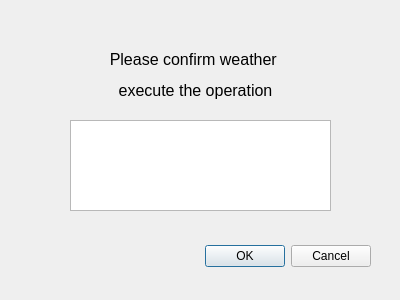
Qt form Gui/confirm.ui (DouerWxp/RoomBooking) before a commit.
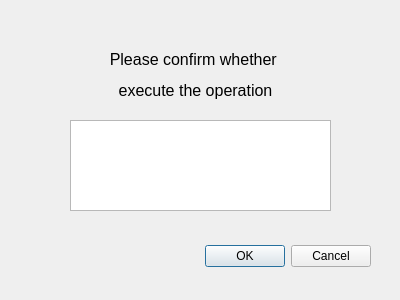
The same form after that commit.

The edit to the form file:
```diff
--- a/Gui/confirm.ui
+++ b/Gui/confirm.ui
@@ -39,7 +39,7 @@
     </rect>
    </property>
    <property name="text">
-    <string>&lt;html&gt;&lt;head/&gt;&lt;body&gt;&lt;p align=&quot;center&quot;&gt;&lt;span style=&quot; font-size:12pt;&quot;&gt;Please confirm weather &lt;/span&gt;&lt;/p&gt;&lt;p align=&quot;center&quot;&gt;&lt;span style=&quot; font-size:12pt;&quot;&gt;execute the operation&lt;/span&gt;&lt;/p&gt;&lt;/body&gt;&lt;/html&gt;</string>
+    <string>&lt;html&gt;&lt;head/&gt;&lt;body&gt;&lt;p align=&quot;center&quot;&gt;&lt;span style=&quot; font-size:12pt;&quot;&gt;Please confirm whether &lt;/span&gt;&lt;/p&gt;&lt;p align=&quot;center&quot;&gt;&lt;span style=&quot; font-size:12pt;&quot;&gt;execute the operation&lt;/span&gt;&lt;/p&gt;&lt;/body&gt;&lt;/html&gt;</string>
    </property>
   </widget>
   <widget class="QTextBrowser" name="textBrowser">
```
Left out of the diff: 8 changed lines with no effect on the pictures.
